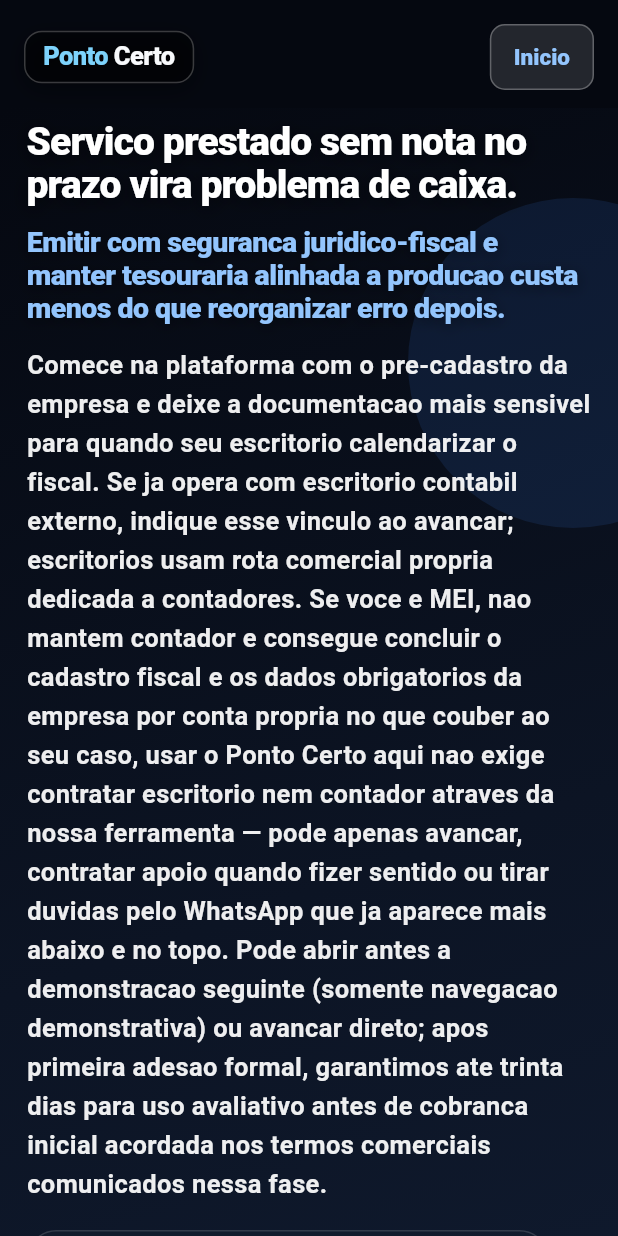
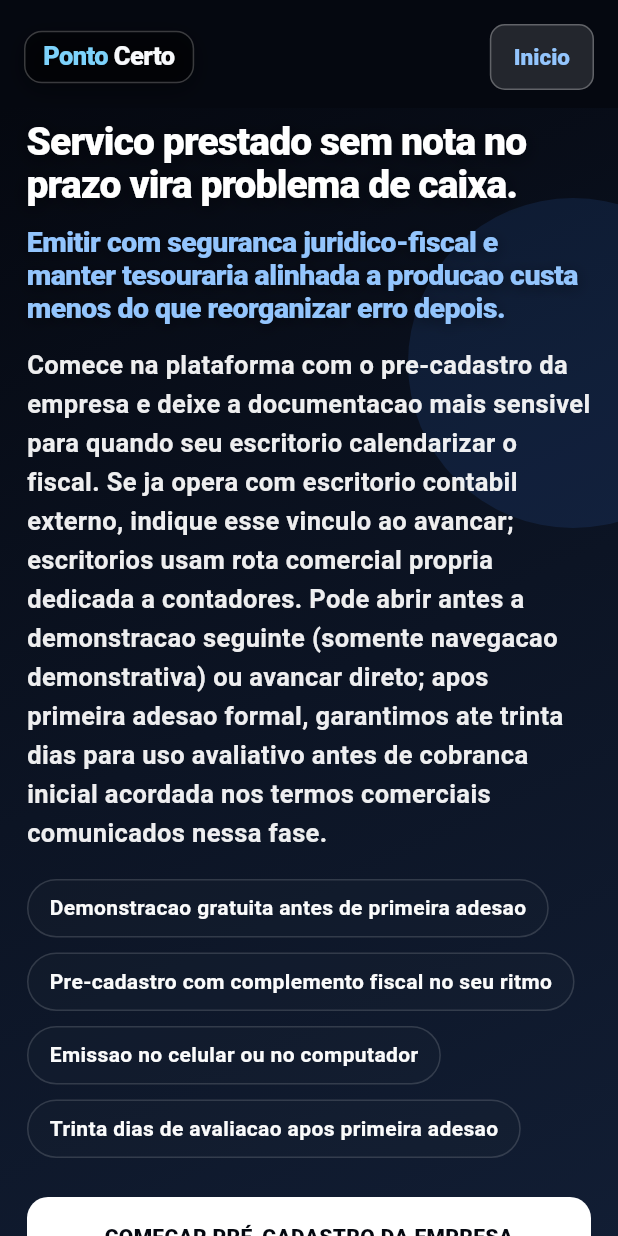
Before and after one commit to alexandre19eletrica-jpg/pontocerto, a Flutter app: the VendasEmpresaPage screen opened by its route, on a phone screen of 412 x 824 dp. Run offline on Flutter 3.47's test engine with Material 3 defaults, Android fonts, the phone set to English and light mode, and no system bars; our stand-ins replace cloud_firestore, cloud_functions, file_picker, firebase_auth, firebase_core, firebase_storage and 8 more; missing offline and left inert: dart:html, excel, in_app_update, syncfusion_flutter_pdf; accounts and stored records are empty; project files that could hold a hidden picture were left out.

Commit message:
Deduzir redundancia MEI/contador na landing empresa; atualizar docs oficiais
Co-authored-by: Cursor <cursoragent@cursor.com>

```diff
--- a/lib/features/marketing/presentation/pages/vendas_empresa_page.dart
+++ b/lib/features/marketing/presentation/pages/vendas_empresa_page.dart
@@ -67,11 +67,9 @@ class _VendasEmpresaPageState extends State<VendasEmpresaPage> {
                     subhead:
                         'Comece na plataforma com o pre-cadastro da empresa e deixe a documentacao mais sensivel para quando seu escritorio calendarizar o fiscal.'
                         ' Se ja opera com escritorio contabil externo, indique esse vinculo ao avancar; escritorios usam rota comercial propria dedicada a contadores.'
-                        ' Se voce e MEI, nao mantem contador e consegue concluir o cadastro fiscal e os dados obrigatorios da empresa por conta propria no que couber ao seu caso, usar o Ponto Certo aqui nao exige contratar escritorio nem contador atraves da nossa ferramenta — pode apenas avancar, contratar apoio quando fizer sentido ou tirar duvidas pelo WhatsApp que ja aparece mais abaixo e no topo.'
                         ' Pode abrir antes a demonstracao seguinte (somente navegacao demonstrativa) ou avancar direto; apos primeira adesao formal, garantimos ate trinta dias para uso avaliativo antes de cobranca inicial acordada nos termos comerciais comunicados nessa fase.',
                     badges: const [
                       'Demonstracao gratuita antes de primeira adesao',
-                      'MEI sem contador pode finalizar cadastro fiscal e seguir solo se souber obrigacoes do seu caso',
                       'Pre-cadastro com complemento fiscal no seu ritmo',
                       'Emissao no celular ou no computador',
                       'Trinta dias de avaliacao apos primeira adesao',
@@ -213,7 +211,7 @@ class _VendasEmpresaPageState extends State<VendasEmpresaPage> {
                     title:
                         'A empresa entra primeiro. O apoio contabil pode entrar depois, se desejar.',
                     subtitle:
-                        'Hoje o caminho correto e simples: voce faz o pre-cadastro da empresa, entra no sistema e organiza a operacao. Se ja conhece suas obrigacoes fiscais e cadastrais (comum em alguns perfis MEI), seguir assim e suficiente; se quiser escritorio mais tarde, conecte quando precisar. Para perguntas comerciais antes de entrar, o WhatsApp desta landing responde no mesmo lugar.',
+                        'Hoje o caminho correto e simples: voce faz o pre-cadastro da empresa, entra no sistema e organiza a operacao. Se quiser apoio contabil mais tarde, conecte quando precisar. Para perguntas comerciais, o WhatsApp desta landing responde no mesmo lugar.',
                     child: VendasStepsRow(
                       compact: narrowGrid,
                       steps: const [
@@ -230,7 +228,7 @@ class _VendasEmpresaPageState extends State<VendasEmpresaPage> {
                         VendasStepItem(
                           title: '3. Apoio contabil opcional',
                           body:
-                              'Sem contador proprio mas confortavel com cadastro fiscal e dados da empresa: continua usando o sistema; com tempo, pode contratar apoio contabil ou apenas esclarecer pelo WhatsApp o que faz sentido para voce.',
+                              'Se mais tarde integrar um contador, ele encontra a operacao com mais organizacao e contexto; a decisao fica sempre no seu tempo.',
                         ),
                       ],
                     ),
@@ -304,7 +302,7 @@ class _VendasEmpresaPageState extends State<VendasEmpresaPage> {
                             ),
                             const SizedBox(height: 8),
                             Text(
-                              'O pre-cadastro da empresa e direto. Voce abre o acesso, estrutura a operacao e, se mantiver contador, pode integrar o fluxo quando fizer sentido; se opera sem contador (como varios MEI) mas conhece suas obrigacoes, tambem nao precisa contratar escritorio obrigatorio por aqui - use o WhatsApp desta pagina para duvidas antes de clicar.',
+                              'O pre-cadastro da empresa e direto. Voce abre o acesso, estrutura a operacao e, se quiser, depois integra um contador ao fluxo sem travar o comeco.',
                               style: TextStyle(
                                 fontSize: compact ? 17 : 17,
                                 fontWeight: FontWeight.w600,
@@ -356,7 +354,7 @@ class _VendasEmpresaPageState extends State<VendasEmpresaPage> {
                                   const _EmpresaSignupBullet(
                                     icon: Icons.check_circle_outline,
                                     text:
-                                        'Contratar escritorio opcional — MEI ou quem faz fiscal so pode continuar assim; duvidas antes de iniciar ficam pelo WhatsApp desta pagina.',
+                                        'Quando decidir por apoio contabil, pode alinhar com o fluxo da operacao mais madura.',
                                   ),
                                   const SizedBox(height: 20),
                                   FilledButton(
@@ -415,7 +413,7 @@ class _VendasEmpresaPageState extends State<VendasEmpresaPage> {
                           bullets: const [
                             '30 dias de teste gratis para validar o fluxo real da empresa',
                             'R\$ 97,90/mes por empresa - fiscal, painel, financeiro e documentos no mesmo fluxo',
-                            'Sem contador e confortavel com cadastro fiscal: ninguem obriga a contratar — pode apenas seguir ou falar primeiro no WhatsApp',
+                            'Se desejar, pode integrar escritorio ou contador depois, sem travar o inicio',
                           ],
                           primaryChild: SizedBox(
                             width: double.infinity,
```
Also changed, not shown: 3 other files.
